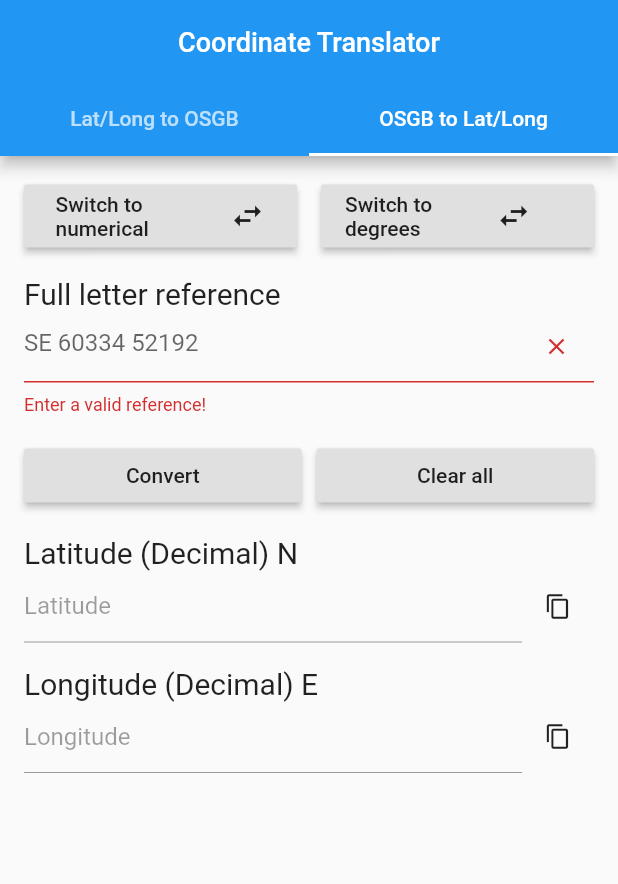
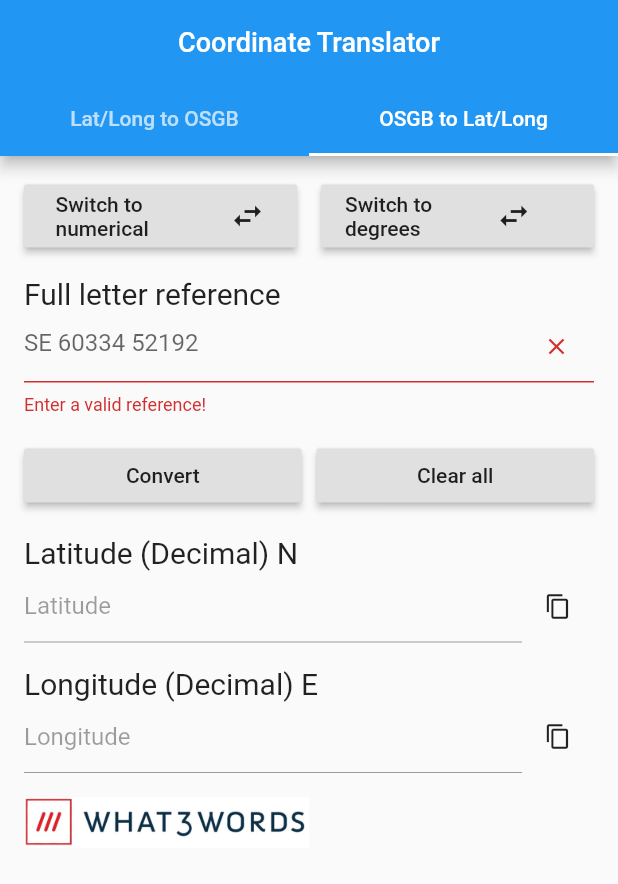
Before and after one commit to FunkyPenguin24/CoordinateTranslator, a Flutter app: the screen it shows after launch, tab 2 chosen, after a tap on "Convert", on a phone screen of 412 x 824 dp. Shown: the top 884 px of the screen. Run offline on Flutter 3.47's test engine with Material 2 defaults, Android fonts, the phone set to English and light mode, and no system bars; our stand-ins replace image_picker, location, pull_to_refresh; missing offline and left inert: latlong_to_osgrid, what3words.

Commit message:
Version 1.1.3. Added what3words section at the bottom of the screen. When a conversion happens, the section updates with the equivalent what3words. Only available with an internet connection.

```diff
--- a/lib/LatLongToOSGB.dart
+++ b/lib/LatLongToOSGB.dart
@@ -2,6 +2,7 @@ import 'package:flutter/material.dart';
 import 'package:flutter/services.dart';
 import 'package:location/location.dart';
 import 'package:latlong_to_osgrid/latlong_to_osgrid.dart';
+import 'package:what3words/what3words.dart' as w3w;
 
 class LatLongToOSGB extends StatefulWidget {
 
@@ -44,6 +45,8 @@ class LatLongToOSGBState extends State<LatLongToOSGB> with AutomaticKeepAliveCli
   TextEditingController letterRefController = TextEditingController();
 
   LatLongConverter converter = new LatLongConverter();
+
+  String threeWords = "";
 
   void locate() async {
     Location location = new Location();
@@ -112,7 +115,19 @@ class LatLongToOSGBState extends State<LatLongToOSGB> with AutomaticKeepAliveCli
       numRefController.text = numRef;
       letterRefController.text = letterRef;
       widget.callback(latLong, result);
+      getWhatThreeWords(latLong);
     }
+  }
+
+  void getWhatThreeWords(LatLong latLong) async {
+    var api = w3w.What3WordsV3('ST2KVDLN');
+    var words = await api
+    .convertTo3wa(w3w.Coordinates(latLong.lat, latLong.long))
+    .language('en')
+    .execute();
+    this.setState(() {
+      threeWords = words.words;
+    });
   }
 
   convertDecimalDegree(String type) {
@@ -666,6 +681,30 @@ class LatLongToOSGBState extends State<LatLongToOSGB> with AutomaticKeepAliveCli
                 ),
               ],
             ),
+
+            Padding(padding: EdgeInsets.only(bottom: 16.0)),
+
+            Row (
+              children: [
+                Expanded(
+                  child: Align(
+                    alignment: Alignment.centerLeft,
+                    child: Image.asset("assets/icons/w3wlogo.jpg"),
+                  ),
+                ),
+                Expanded(
+                  child: Align(
+                    alignment: Alignment.centerRight,
+                    child: Text(
+                      (threeWords == null) ? "No connection" : threeWords,
+                      style: TextStyle(
+                        fontSize: 20.0,
+                      ),
+                    ),
+                  ),
+                ),
+              ],
+            ),
           ],
         ),
       ),
--- a/lib/OSGBToLatLong.dart
+++ b/lib/OSGBToLatLong.dart
@@ -1,6 +1,7 @@
 import 'package:flutter/material.dart';
 import 'package:flutter/services.dart';
 import 'package:latlong_to_osgrid/latlong_to_osgrid.dart';
+import 'package:what3words/what3words.dart' as w3w;
 
 class OSGBToLatLong extends StatefulWidget {
 
@@ -37,6 +38,8 @@ class OSGBToLatLongState extends State<OSGBToLatLong> with AutomaticKeepAliveCli
   double longDec;
   var latDms;
   var longDms;
+
+  String threeWords = "";
 
   void clearField(TextEditingController field) {
     field.text = "";
@@ -107,11 +110,23 @@ class OSGBToLatLongState extends State<OSGBToLatLong> with AutomaticKeepAliveCli
         numRefController.text = os.numericalRef;
 
         widget.callback(result, os);
+        getWhatThreeWords(result);
         updateFields();
       } catch (ex) {
         showErrorMessage(ex.toString());
       }
     }
+  }
+
+  void getWhatThreeWords(LatLong latLong) async {
+    var api = w3w.What3WordsV3('ST2KVDLN');
+    var words = await api
+        .convertTo3wa(w3w.Coordinates(latLong.lat, latLong.long))
+        .language('en')
+        .execute();
+    this.setState(() {
+      threeWords = words.words;
+    });
   }
 
   convertDecimalDegree(String type) {
@@ -505,6 +520,30 @@ class OSGBToLatLongState extends State<OSGBToLatLong> with AutomaticKeepAliveCli
                 ),
               ],
             ),
+
+            Padding(padding: EdgeInsets.only(bottom: 16.0)),
+
+            Row (
+              children: [
+                Expanded(
+                  child: Align(
+                    alignment: Alignment.centerLeft,
+                    child: Image.asset("assets/icons/w3wlogo.jpg"),
+                  ),
+                ),
+                Expanded(
+                  child: Align(
+                    alignment: Alignment.centerRight,
+                    child: Text(
+                      (threeWords == null) ? "No connection" : threeWords,
+                      style: TextStyle(
+                        fontSize: 20.0,
+                      ),
+                    ),
+                  ),
+                ),
+              ],
+            ),
           ],
         ),
       )
```
Also changed, not shown: pubspec.yaml (+6 -12 lines), assets/icons/w3wlogo.jpg (added), pubspec.lock.
